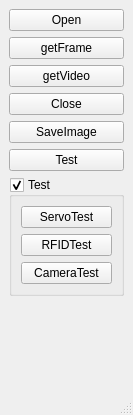
Old version of the form mainwindow.ui in the repository wh201906/Pharmacy_Robot.
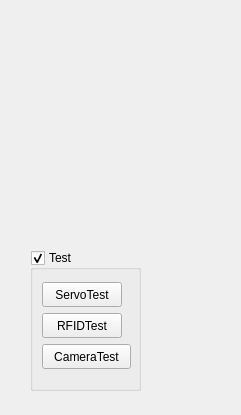
New version of the form.

```diff
--- a/mainwindow.ui
+++ b/mainwindow.ui
@@ -6,7 +6,7 @@
    <rect>
     <x>0</x>
     <y>0</y>
-    <width>133</width>
+    <width>241</width>
     <height>415</height>
    </rect>
   </property>
@@ -14,112 +14,62 @@
    <string>MainWindow</string>
   </property>
   <widget class="QWidget" name="centralwidget">
-   <layout class="QHBoxLayout" name="horizontalLayout">
-    <item>
-     <layout class="QVBoxLayout" name="verticalLayout">
-      <item>
-       <widget class="QPushButton" name="camOpenButton">
-        <property name="text">
-         <string>Open</string>
-        </property>
-       </widget>
-      </item>
-      <item>
-       <widget class="QPushButton" name="getFrameButton">
-        <property name="text">
-         <string>getFrame</string>
-        </property>
-       </widget>
-      </item>
-      <item>
-       <widget class="QPushButton" name="getVideoButton">
-        <property name="text">
-         <string>getVideo</string>
-        </property>
-       </widget>
-      </item>
-      <item>
-       <widget class="QPushButton" name="camCloseButton">
-        <property name="text">
-         <string>Close</string>
-        </property>
-       </widget>
-      </item>
-      <item>
-       <widget class="QPushButton" name="saveImageButton">
-        <property name="text">
-         <string>SaveImage</string>
-        </property>
-       </widget>
-      </item>
-      <item>
-       <widget class="QPushButton" name="testButton">
-        <property name="text">
-         <string>Test</string>
-        </property>
-       </widget>
-      </item>
-      <item>
        <widget class="QGroupBox" name="testGroupBox">
+    <property name="geometry">
+     <rect>
+      <x>30</x>
+      <y>250</y>
+      <width>111</width>
+      <height>141</height>
+     </rect>
+    </property>
         <property name="title">
          <string>Test</string>
         </property>
         <property name="checkable">
          <bool>true</bool>
         </property>
-        <layout class="QVBoxLayout" name="verticalLayout_2">
-         <item>
           <widget class="QPushButton" name="servoTestButton">
+     <property name="geometry">
+      <rect>
+       <x>12</x>
+       <y>32</y>
+       <width>80</width>
+       <height>25</height>
+      </rect>
+     </property>
            <property name="text">
             <string>ServoTest</string>
            </property>
           </widget>
-         </item>
-         <item>
           <widget class="QPushButton" name="RFIDTestButton">
+     <property name="geometry">
+      <rect>
+       <x>12</x>
+       <y>63</y>
+       <width>80</width>
+       <height>25</height>
+      </rect>
+     </property>
            <property name="text">
             <string>RFIDTest</string>
            </property>
           </widget>
-         </item>
-         <item>
           <widget class="QPushButton" name="cameraTestButton">
+     <property name="geometry">
+      <rect>
+       <x>12</x>
+       <y>94</y>
+       <width>89</width>
+       <height>25</height>
+      </rect>
+     </property>
            <property name="text">
             <string>CameraTest</string>
            </property>
           </widget>
-         </item>
-        </layout>
-       </widget>
-      </item>
-      <item>
-       <spacer name="verticalSpacer">
-        <property name="orientation">
-         <enum>Qt::Vertical</enum>
-        </property>
-        <property name="sizeHint" stdset="0">
-         <size>
-          <width>20</width>
-          <height>40</height>
-         </size>
-        </property>
-       </spacer>
-      </item>
-     </layout>
-    </item>
-   </layout>
+   </widget>
   </widget>
-  <widget class="QMenuBar" name="menubar">
-   <property name="geometry">
-    <rect>
-     <x>0</x>
-     <y>0</y>
-     <width>133</width>
-     <height>28</height>
-    </rect>
-   </property>
-  </widget>
-  <widget class="QStatusBar" name="statusbar"/>
  </widget>
  <resources/>
  <connections/>
```
Lines whose indentation alone changed are shown as unchanged.
